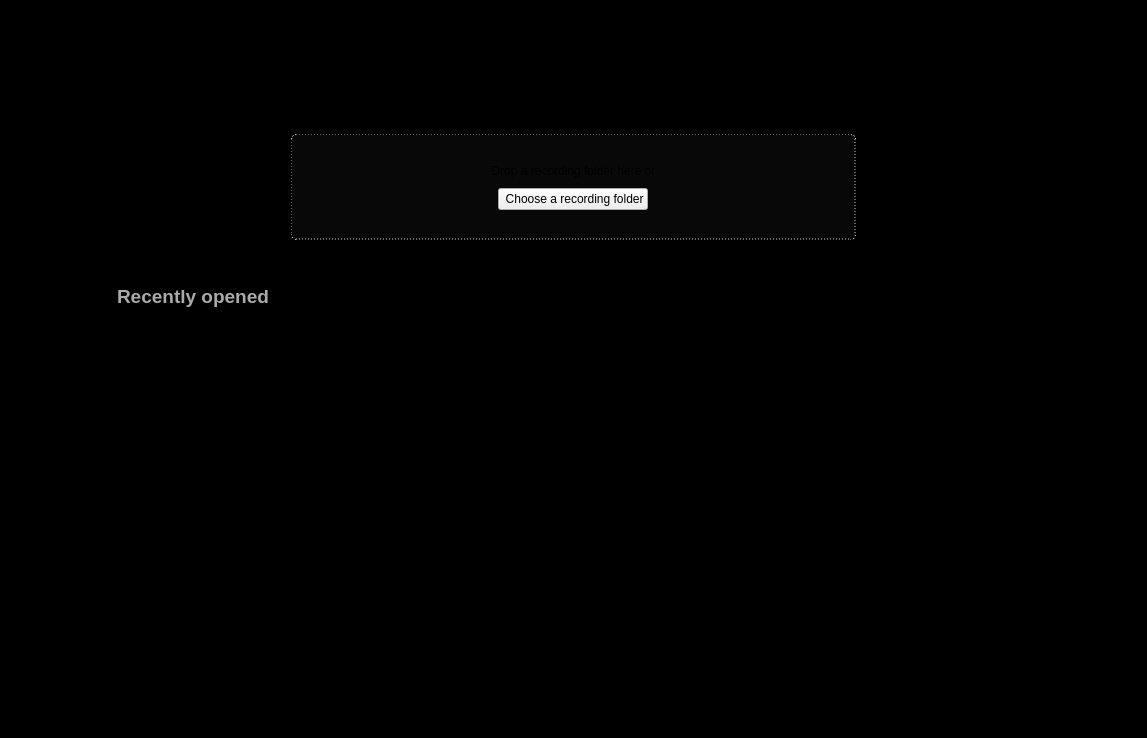
First picture: the form in src/pupil_labs/neon_player/assets/splash.ui, repository pupil-labs/neon-player, before the edit.
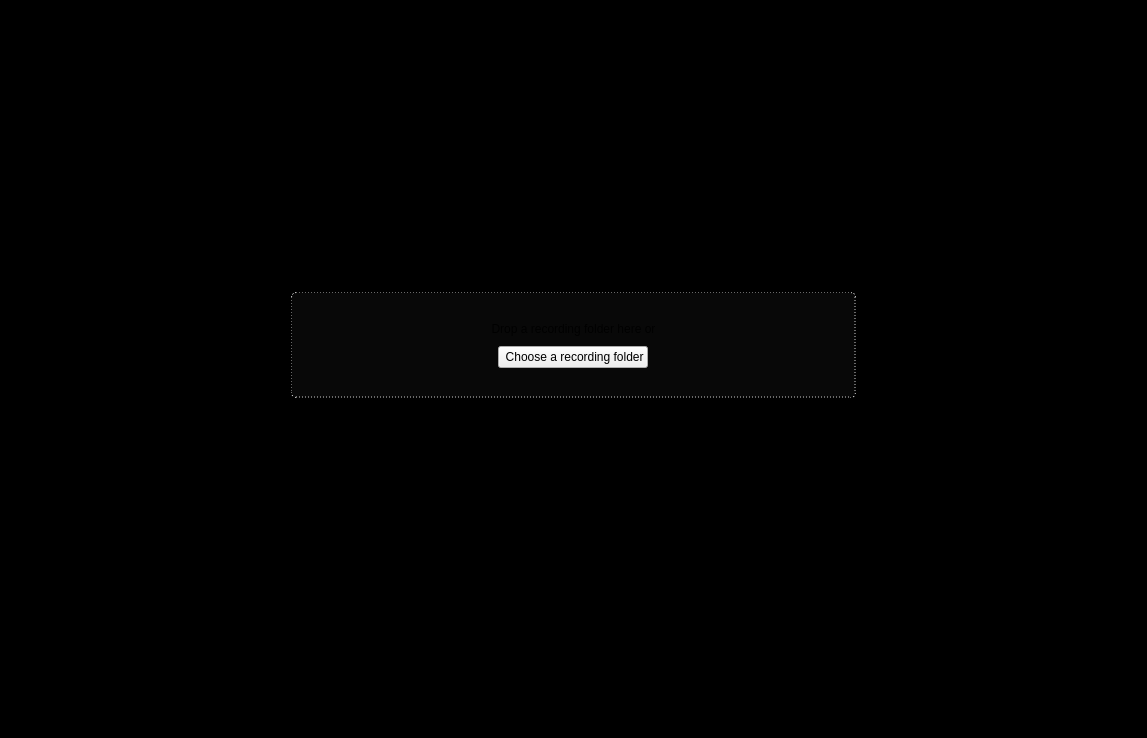
Second picture: the form after the edit. Icons and pictures are not drawn.

Commit message: Moved recent recordings table to a separate view, WIP styles

Diff of the .ui file:
```diff
--- a/src/pupil_labs/neon_player/assets/splash.ui
+++ b/src/pupil_labs/neon_player/assets/splash.ui
@@ -47,7 +47,7 @@
        <height>300</height>
       </size>
      </property>
-     <layout class="QVBoxLayout" name="verticalLayout_3" stretch="1,0,3,1">
+     <layout class="QVBoxLayout" name="verticalLayout_3" stretch="1,0,0,1">
       <item>
        <widget class="QLabel" name="label">
         <property name="styleSheet">
@@ -157,84 +157,31 @@
        </layout>
       </item>
       <item>
-       <layout class="QHBoxLayout" name="recent_h_layout" stretch="1,10,1">
+       <layout class="QHBoxLayout" name="recent">
+        <property name="topMargin">
+         <number>20</number>
+        </property>
         <item>
          <spacer name="recent_spacer_l">
           <property name="orientation">
            <enum>Qt::Orientation::Horizontal</enum>
           </property>
+          <property name="sizeHint" stdset="0">
+           <size>
+            <width>40</width>
+            <height>20</height>
+           </size>
+          </property>
          </spacer>
         </item>
         <item>
-         <widget class="QWidget" name="recent_container" native="true">
-          <layout class="QVBoxLayout" name="recent_v_layout">
-           <item>
-            <widget class="QLabel" name="recent_label">
-             <property name="styleSheet">
-              <string notr="true">font-size: 14pt; font-weight: bold; color: #aaa; margin-top: 30px;</string>
-             </property>
-             <property name="text">
-              <string>Recently opened</string>
-             </property>
-            </widget>
-           </item>
-           <item>
-            <widget class="QTableWidget" name="recent_table">
-             <property name="styleSheet">
-              <string notr="true">QTableWidget { 
-    background-color: #000; 
-    alternate-background-color: #080808;
-    border: none; 
-    gridline-color: transparent; 
-    color: #ccc; 
-    font-size: 11pt;
-    outline: 0;
-}
-QTableWidget::item { 
-    padding: 10px; 
-    border-bottom: 1px solid #222;
-}
-QTableWidget::item:hover {
-    background-color: #111;
-}
-QHeaderView::section {
-    background-color: #000;
-    color: #888;
-    padding: 5px;
-    border: none;
-    border-bottom: 2px solid #333;
-    font-weight: bold;
-    font-size: 10pt;
-}
-</string>
-             </property>
-             <property name="editTriggers">
-              <set>QAbstractItemView::EditTrigger::NoEditTriggers</set>
-             </property>
-             <property name="alternatingRowColors">
-              <bool>true</bool>
-             </property>
-             <property name="selectionMode">
-              <enum>QAbstractItemView::SelectionMode::SingleSelection</enum>
-             </property>
-             <property name="selectionBehavior">
-              <enum>QAbstractItemView::SelectionBehavior::SelectRows</enum>
-             </property>
-             <property name="showGrid">
-              <bool>false</bool>
-             </property>
-             <property name="sortingEnabled">
-              <bool>true</bool>
-             </property>
-             <attribute name="horizontalHeaderStretchLastSection">
-              <bool>true</bool>
-             </attribute>
-             <attribute name="verticalHeaderVisible">
-              <bool>false</bool>
-             </attribute>
-            </widget>
-           </item>
-          </layout>
+         <widget class="QPushButton" name="recent_button">
+          <property name="text">
+           <string>See recently opened recordings</string>
+          </property>
+          <property name="flat">
+           <bool>true</bool>
+          </property>
          </widget>
         </item>
         <item>
@@ -242,6 +189,12 @@
           <property name="orientation">
            <enum>Qt::Orientation::Horizontal</enum>
           </property>
+          <property name="sizeHint" stdset="0">
+           <size>
+            <width>40</width>
+            <height>20</height>
+           </size>
+          </property>
          </spacer>
         </item>
        </layout>
```
Left out of the diff: 4 changed lines with no effect on the pictures. The commit also changes 2 other files.
